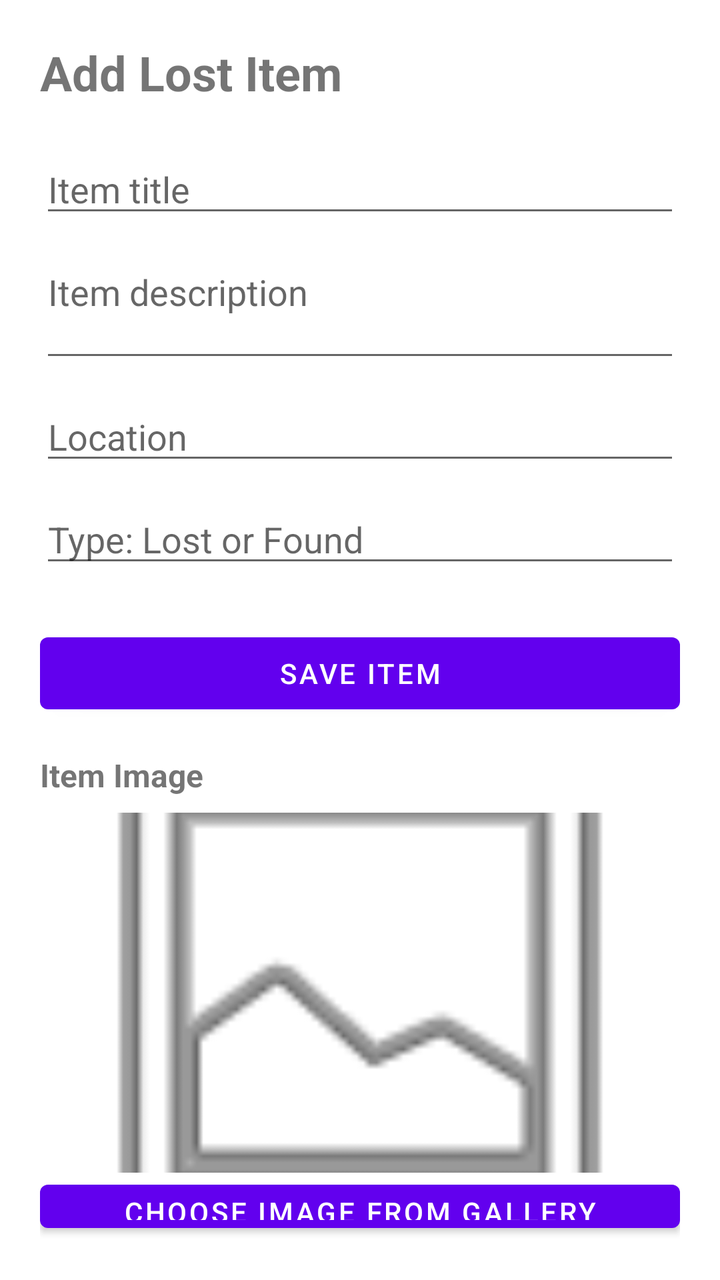
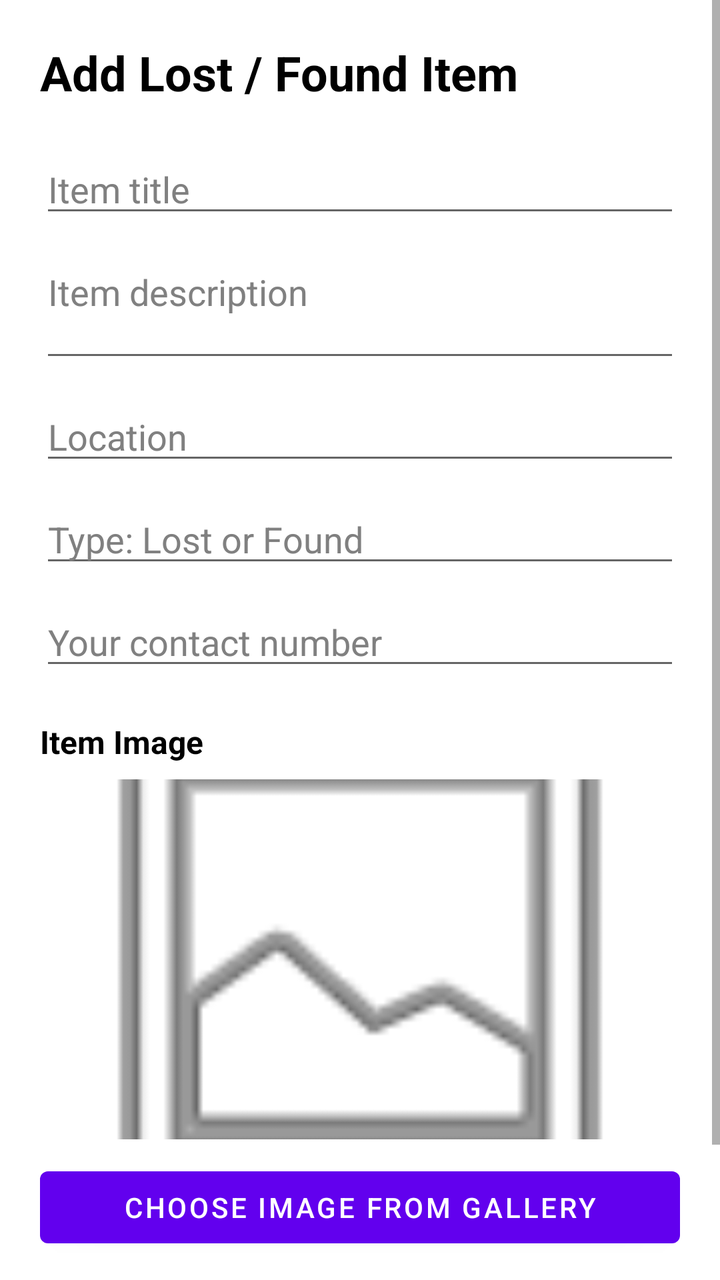

The first picture is an Android layout as it rendered before a commit; the second is the same layout after the commit. The layout source and the unified diff follow.
<!-- AndroidManifest.xml: application theme Theme.CampusLost -->
<!-- res/layout/activity_add_item.xml -->
<?xml version="1.0" encoding="utf-8"?>
<LinearLayout
    xmlns:android="http://schemas.android.com/apk/res/android"
    android:layout_width="match_parent"
    android:layout_height="match_parent"
    android:orientation="vertical"
    android:padding="20dp">

    <TextView
        android:layout_width="match_parent"
        android:layout_height="wrap_content"
        android:text="Add Lost Item"
        android:textSize="24sp"
        android:textStyle="bold"
        android:layout_marginBottom="20dp" />

    <EditText
        android:id="@+id/etItemTitle"
        android:layout_width="match_parent"
        android:layout_height="wrap_content"
        android:hint="Item title"
        android:inputType="textCapSentences" />

    <EditText
        android:id="@+id/etItemDescription"
        android:layout_width="match_parent"
        android:layout_height="wrap_content"
        android:hint="Item description"
        android:inputType="textCapSentences|textMultiLine"
        android:minLines="2"
        android:gravity="top"
        android:layout_marginTop="10dp" />

    <EditText
        android:id="@+id/etItemLocation"
        android:layout_width="match_parent"
        android:layout_height="wrap_content"
        android:hint="Location"
        android:inputType="textCapSentences"
        android:layout_marginTop="10dp" />

    <EditText
        android:id="@+id/etItemType"
        android:layout_width="match_parent"
        android:layout_height="wrap_content"
        android:hint="Type: Lost or Found"
        android:inputType="textCapWords"
        android:layout_marginTop="10dp" />

    <Button
        android:id="@+id/btnSaveItem"
        android:layout_width="match_parent"
        android:layout_height="wrap_content"
        android:text="Save Item"
        android:layout_marginTop="24dp" />
    <TextView
        android:layout_width="wrap_content"
        android:layout_height="wrap_content"
        android:text="Item Image"
        android:textStyle="bold"
        android:textSize="16sp"
        android:layout_marginTop="16dp" />

    <ImageView
        android:id="@+id/ivSelectedImage"
        android:layout_width="match_parent"
        android:layout_height="180dp"
        android:layout_marginTop="8dp"
        android:scaleType="centerCrop"
        android:src="@android:drawable/ic_menu_gallery"
        android:contentDescription="Selected item image" />

    <Button
        android:id="@+id/btnChooseImage"
        android:layout_width="match_parent"
        android:layout_height="wrap_content"
        android:text="Choose Image from Gallery" />

</LinearLayout>
<!-- resources referenced by this layout -->
<resources>
  <style name="Theme.CampusLost" parent="Theme.MaterialComponents.DayNight.NoActionBar" />
</resources>

<!-- the commit's change to res/layout/activity_add_item.xml (unified diff, before → after) -->
@@ -1,79 +1,107 @@
 <?xml version="1.0" encoding="utf-8"?>
-<LinearLayout
+<ScrollView
     xmlns:android="http://schemas.android.com/apk/res/android"
     android:layout_width="match_parent"
     android:layout_height="match_parent"
-    android:orientation="vertical"
-    android:padding="20dp">
+    android:fillViewport="true">
 
-    <TextView
+    <LinearLayout
         android:layout_width="match_parent"
         android:layout_height="wrap_content"
-        android:text="Add Lost Item"
-        android:textSize="24sp"
-        android:textStyle="bold"
-        android:layout_marginBottom="20dp" />
+        android:orientation="vertical"
+        android:padding="20dp">
 
-    <EditText
-        android:id="@+id/etItemTitle"
-        android:layout_width="match_parent"
-        android:layout_height="wrap_content"
-        android:hint="Item title"
-        android:inputType="textCapSentences" />
+        <TextView
+            android:layout_width="match_parent"
+            android:layout_height="wrap_content"
+            android:text="Add Lost / Found Item"
+            android:textSize="24sp"
+            android:textStyle="bold"
+            android:textColor="#000000"
+            android:layout_marginBottom="20dp"/>
 
-    <EditText
-        android:id="@+id/etItemDescription"
-        android:layout_width="match_parent"
-        android:layout_height="wrap_content"
-        android:hint="Item description"
-        android:inputType="textCapSentences|textMultiLine"
-        android:minLines="2"
-        android:gravity="top"
-        android:layout_marginTop="10dp" />
+        <EditText
+            android:id="@+id/etItemTitle"
+            android:layout_width="match_parent"
+            android:layout_height="wrap_content"
+            android:hint="Item title"
+            android:textColor="#000000"
+            android:textColorHint="#808080"
+            android:inputType="textCapSentences"/>
 
-    <EditText
-        android:id="@+id/etItemLocation"
-        android:layout_width="match_parent"
-        android:layout_height="wrap_content"
-        android:hint="Location"
-        android:inputType="textCapSentences"
-        android:layout_marginTop="10dp" />
+        <EditText
+            android:id="@+id/etItemDescription"
+            android:layout_width="match_parent"
+            android:layout_height="wrap_content"
+            android:hint="Item description"
+            android:textColor="#000000"
+            android:textColorHint="#808080"
+            android:inputType="textCapSentences|textMultiLine"
+            android:minLines="2"
+            android:gravity="top"
+            android:layout_marginTop="10dp"/>
 
-    <EditText
-        android:id="@+id/etItemType"
-        android:layout_width="match_parent"
-        android:layout_height="wrap_content"
-        android:hint="Type: Lost or Found"
-        android:inputType="textCapWords"
-        android:layout_marginTop="10dp" />
+        <EditText
+            android:id="@+id/etItemLocation"
+            android:layout_width="match_parent"
+            android:layout_height="wrap_content"
+            android:hint="Location"
+            android:textColor="#000000"
+            android:textColorHint="#808080"
+            android:inputType="textCapSentences"
+            android:layout_marginTop="10dp"/>
 
-    <Button
-        android:id="@+id/btnSaveItem"
-        android:layout_width="match_parent"
-        android:layout_height="wrap_content"
-        android:text="Save Item"
-        android:layout_marginTop="24dp" />
-    <TextView
-        android:layout_width="wrap_content"
-        android:layout_height="wrap_content"
-        android:text="Item Image"
-        android:textStyle="bold"
-        android:textSize="16sp"
-        android:layout_marginTop="16dp" />
+        <EditText
+            android:id="@+id/etItemType"
+            android:layout_width="match_parent"
+            android:layout_height="wrap_content"
+            android:hint="Type: Lost or Found"
+            android:textColor="#000000"
+            android:textColorHint="#808080"
+            android:inputType="textCapWords"
+            android:layout_marginTop="10dp"/>
 
-    <ImageView
-        android:id="@+id/ivSelectedImage"
-        android:layout_width="match_parent"
-        android:layout_height="180dp"
-        android:layout_marginTop="8dp"
-        android:scaleType="centerCrop"
-        android:src="@android:drawable/ic_menu_gallery"
-        android:contentDescription="Selected item image" />
+        <EditText
+            android:id="@+id/etContactNumber"
+            android:layout_width="match_parent"
+            android:layout_height="wrap_content"
+            android:hint="Your contact number"
+            android:textColor="#000000"
+            android:textColorHint="#808080"
+            android:inputType="phone"
+            android:layout_marginTop="10dp"/>
 
-    <Button
-        android:id="@+id/btnChooseImage"
-        android:layout_width="match_parent"
-        android:layout_height="wrap_content"
-        android:text="Choose Image from Gallery" />
+        <TextView
+            android:layout_width="wrap_content"
+            android:layout_height="wrap_content"
+            android:text="Item Image"
+            android:textStyle="bold"
+            android:textSize="16sp"
+            android:textColor="#000000"
+            android:layout_marginTop="20dp"/>
 
-</LinearLayout>
+        <ImageView
+            android:id="@+id/ivSelectedImage"
+            android:layout_width="match_parent"
+            android:layout_height="180dp"
+            android:layout_marginTop="8dp"
+            android:scaleType="centerCrop"
+            android:src="@android:drawable/ic_menu_gallery"
+            android:contentDescription="Selected item image"/>
+
+        <Button
+            android:id="@+id/btnChooseImage"
+            android:layout_width="match_parent"
+            android:layout_height="wrap_content"
+            android:text="Choose Image from Gallery"
+            android:layout_marginTop="10dp"/>
+
+        <Button
+            android:id="@+id/btnSaveItem"
+            android:layout_width="match_parent"
+            android:layout_height="wrap_content"
+            android:text="Save Item"
+            android:layout_marginTop="20dp"/>
+
+    </LinearLayout>
+</ScrollView>
